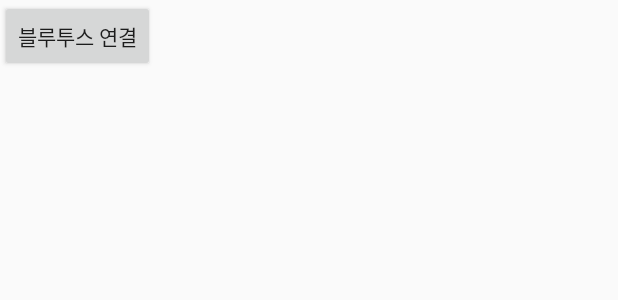
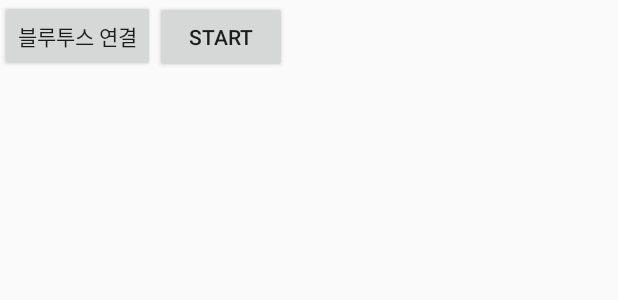
Before and after one commit to DevooKim/Bingo_android, an Android app: the layout bluetooth_connect.xml on its own in the app's theme, with its tools: preview values and no code run, on a phone screen of 412 x 824 dp. Shown: the top 300 px of the screen. Run offline under Robolectric (Android 15) with nearby library versions, the phone set to English and light mode, and no system bars.

Commit message:
블루투스 통신 진행중. <테스트 미행> 소켓생성완료. / 쓰레드생성완료. <toco> 메시지 송수신 테스트, 턴 설정

```diff
--- a/app/src/main/res/layout/bluetooth_connect.xml
+++ b/app/src/main/res/layout/bluetooth_connect.xml
@@ -1,7 +1,10 @@
 <?xml version="1.0" encoding="utf-8"?>
 <LinearLayout
-    xmlns:android="http://schemas.android.com/apk/res/android" android:layout_width="match_parent"
-    android:layout_height="match_parent">
+    xmlns:android="http://schemas.android.com/apk/res/android"
+    android:layout_width="match_parent"
+    android:layout_height="match_parent"
+    android:orientation="horizontal"
+    >
 
     <Button
         android:id="@+id/connect"
@@ -9,4 +12,11 @@
         android:layout_height="wrap_content"
         android:text="블루투스 연결"
         />
+
+    <Button
+        android:id="@+id/start"
+        android:layout_width="wrap_content"
+        android:layout_height="wrap_content"
+        android:text="start"
+        />
 </LinearLayout>
```
Also changed, not shown: app/src/main/java/com/KimHyunWoo/bingo/BingoMulti.java (+26 -5 lines).
